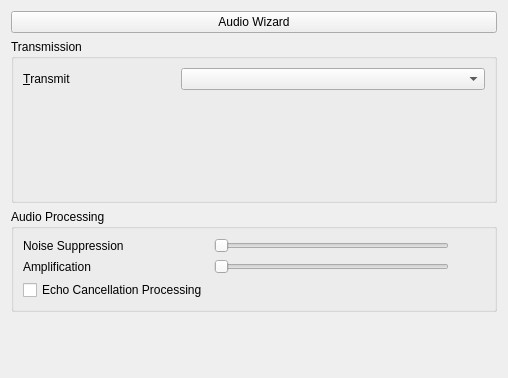
Qt form plugins/VOIP/gui/AudioInputConfig.ui (RetroShare/RetroShare) before a commit.
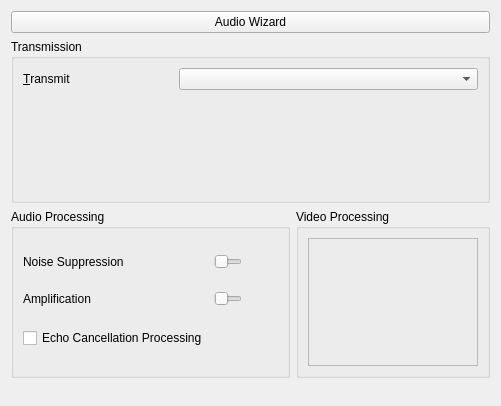
The same form after that commit. Custom widgets are drawn as their Qt base class.

Commit message: Started implementation of Video Chat (not working yet!). - GUI part is done - implemented a very basic JPEG codec - added echo frame in configuration panel - created a video capture object that uses OpenCV (should be cross systems) Remains to do: - serialise and send frames through p3VoRS - use a serious codec (e.g. Theora+x264) - add icons to reflect camera state (failure/working/sending/...) - compilation on windows

```diff
--- a/plugins/VOIP/gui/AudioInputConfig.ui
+++ b/plugins/VOIP/gui/AudioInputConfig.ui
@@ -6,8 +6,8 @@
    <rect>
     <x>0</x>
     <y>0</y>
-    <width>508</width>
-    <height>378</height>
+    <width>501</width>
+    <height>406</height>
    </rect>
   </property>
   <layout class="QVBoxLayout" name="qwVadLayout">
@@ -235,6 +235,8 @@
     </widget>
    </item>
    <item>
+    <layout class="QHBoxLayout" name="horizontalLayout">
+     <item>
     <widget class="QGroupBox" name="qgbAudio">
      <property name="title">
       <string>Audio Processing</string>
@@ -347,6 +349,33 @@
     </widget>
    </item>
    <item>
+      <widget class="QGroupBox" name="groupBox">
+       <property name="title">
+        <string>Video Processing</string>
+       </property>
+       <layout class="QVBoxLayout" name="verticalLayout_2">
+        <item>
+         <widget class="QVideoOutputDevice" name="videoDisplay">
+          <property name="minimumSize">
+           <size>
+            <width>170</width>
+            <height>128</height>
+           </size>
+          </property>
+          <property name="frameShape">
+           <enum>QFrame::StyledPanel</enum>
+          </property>
+          <property name="frameShadow">
+           <enum>QFrame::Raised</enum>
+          </property>
+         </widget>
+        </item>
+       </layout>
+      </widget>
+     </item>
+    </layout>
+   </item>
+   <item>
     <spacer>
      <property name="orientation">
       <enum>Qt::Vertical</enum>
@@ -361,6 +390,14 @@
    </item>
   </layout>
  </widget>
+ <customwidgets>
+  <customwidget>
+   <class>QVideoOutputDevice</class>
+   <extends>QFrame</extends>
+   <header>gui/QVideoDevice.h</header>
+   <container>1</container>
+  </customwidget>
+ </customwidgets>
  <tabstops>
   <tabstop>qcbTransmit</tabstop>
   <tabstop>qsDoublePush</tabstop>
```
Left out of the diff: 2 changed lines with no effect on the pictures. Lines whose indentation alone changed are shown as unchanged. The commit also changes 17 other files.
